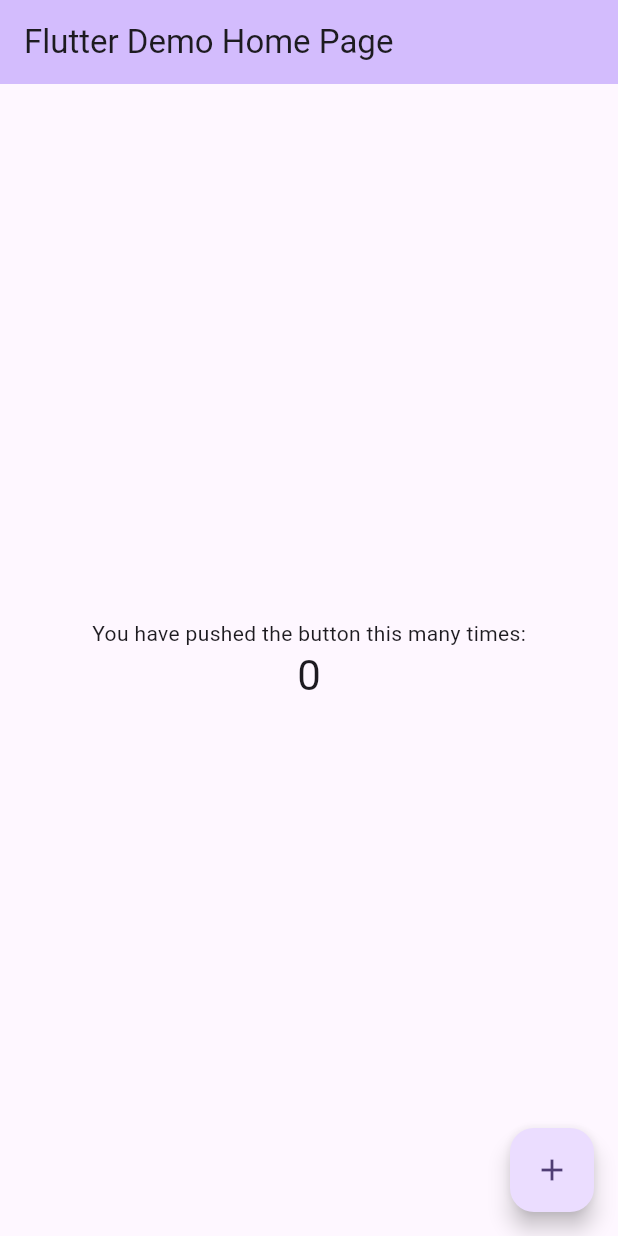
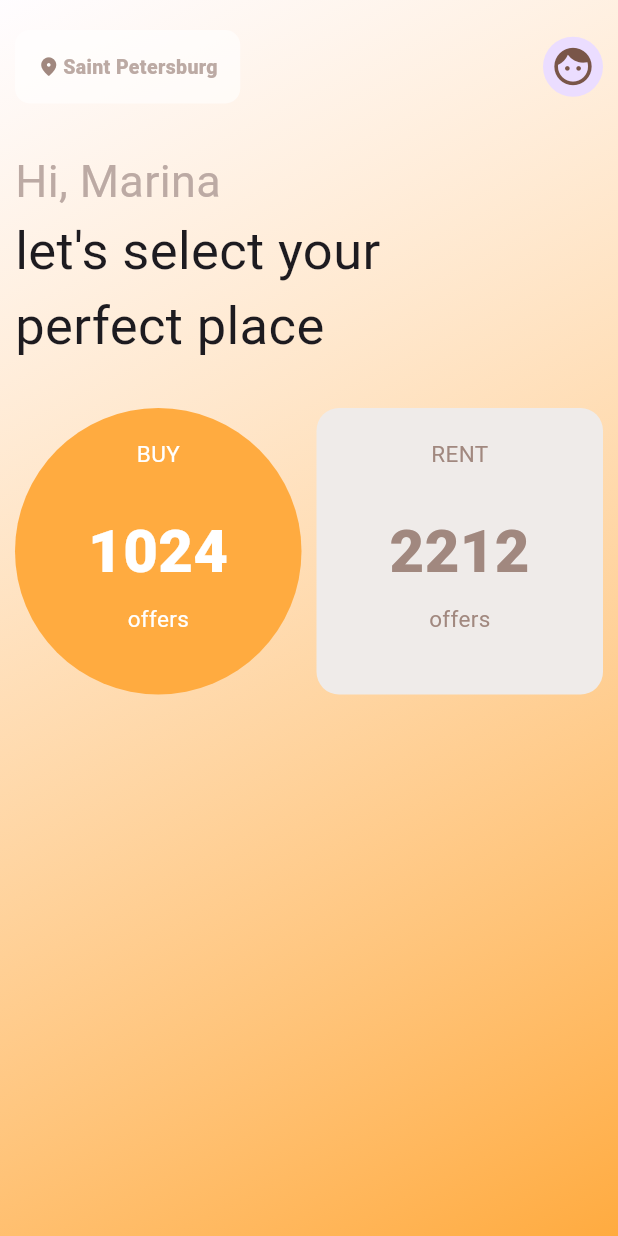
Before and after one commit to isaanyoha/real_estate_app_1, a Flutter app: the screen it shows after launch, on a phone screen of 412 x 824 dp. Run offline on Flutter 3.47's test engine with Material 3 defaults, Android fonts, the phone set to English and light mode, and no system bars.

Commit message:
Commit 2

```diff
--- /dev/null
+++ b/lib/HomePage.dart
@@ -0,0 +1,330 @@
+import 'package:flutter/material.dart';
+
+class HomePage extends StatefulWidget {
+  @override
+  _HomePageState createState() => _HomePageState();
+}
+
+class _HomePageState extends State<HomePage>
+    with TickerProviderStateMixin {
+  late AnimationController _controller1;
+  late AnimationController _controller2;
+  late AnimationController _controller3;
+  late AnimationController _controller4;
+  late Animation<double> _rectangleAnimation;
+  late Animation<double> _roundedScaleAnimation1;
+  late Animation<double> _roundedScaleAnimation2;
+
+  double _opacity = 0.0;
+  late Animation<Offset> _slideAnimation1;
+  late Animation<Offset> _slideAnimation2;
+
+  @override
+  void initState() {
+    super.initState();
+
+    _controller1 = AnimationController(
+      duration: Duration(milliseconds: 1000),
+      vsync: this,
+    );
+
+    _controller2 = AnimationController(
+      duration: Duration(milliseconds: 1000),
+      vsync: this,
+    );
+
+    _controller3 = AnimationController(
+      duration: Duration(milliseconds: 1000),
+      vsync: this,
+    );
+
+    _controller4 = AnimationController(
+      duration: Duration(milliseconds: 1000),
+      vsync: this,
+    );
+
+    _rectangleAnimation = Tween<double>(begin: -100, end: 0).animate(
+      CurvedAnimation(
+        parent: _controller1,
+        curve: Curves.easeIn,
+      ),
+    );
+
+    _roundedScaleAnimation1 = Tween<double>(begin: 0.0, end: 1.0).animate(
+      CurvedAnimation(
+        parent: _controller1,
+        curve: Curves.easeOut,
+      ),
+    );
+
+    _roundedScaleAnimation2 = Tween<double>(begin: 0.0, end: 1.0).animate(
+      CurvedAnimation(
+        parent: _controller4,
+        curve: Curves.easeOut,
+      ),
+    );
+
+    // Simulate a delay before starting the fade-in effect
+    Future.delayed(Duration(seconds: 2), () {
+      setState(() {
+        _opacity = 1.0;
+      });
+    });
+
+    _slideAnimation1 = Tween<Offset>(
+      begin: Offset(0.0, 1.0), // Start from below
+      end: Offset.zero, // End at its original position
+    ).animate(CurvedAnimation(
+      parent: _controller2,
+      curve: Curves.easeInOut,
+    ));
+
+    _slideAnimation2 = Tween<Offset>(
+      begin: Offset(0.0, 1.0), // Start from below
+      end: Offset.zero, // End at its original position
+    ).animate(CurvedAnimation(
+      parent: _controller3,
+      curve: Curves.easeInOut,
+    ));
+
+    // Start the animation after the widget is built
+    WidgetsBinding.instance.addPostFrameCallback((_) {
+      _controller1.forward();
+      _controller2.forward();
+
+      Future.delayed(Duration(milliseconds: 500), () {
+        _controller3.forward();
+      });
+
+      Future.delayed(Duration(milliseconds: 1000), () {
+        _controller4.forward();
+      });
+    });
+  }
+
+  @override
+  void dispose() {
+    _controller1.dispose();
+    _controller2.dispose();
+    _controller3.dispose();
+    _controller4.dispose();
+    super.dispose();
+  }
+
+  @override
+  Widget build(BuildContext context) {
+    return Scaffold(
+      body: Container(
+          padding: EdgeInsets.only(left: 10, right: 10, top: 20, bottom: 10),
+          decoration: BoxDecoration(
+            gradient: LinearGradient(
+              colors: [Colors.white70, Colors.orangeAccent], // Add your two colors here
+              begin: Alignment.topLeft,
+              end: Alignment.bottomRight,
+            ),
+          ),
+          child: Center(
+        child: Stack(
+            children: [
+              Column(
+            children: [
+              Row(
+                mainAxisAlignment: MainAxisAlignment.spaceBetween,
+          children: [
+            AnimatedBuilder(
+              animation: _rectangleAnimation,
+              builder: (context, child) {
+                return Transform.translate(
+                  offset: Offset(_rectangleAnimation.value, 0),
+                  child: Container(
+                    padding: const EdgeInsets.all(15),
+                    decoration: BoxDecoration(
+                      color: Colors.white60,
+                      borderRadius: BorderRadius.circular(10), // Adjust the value for more or less roundness
+                    ),
+                    child:
+                    TweenAnimationBuilder(
+                      tween: Tween<double>(begin: 0.0, end: _opacity),
+                      duration: const Duration(milliseconds: 500),
+                      builder: (context, opacity, child) {
+                        return Opacity(
+                          opacity: opacity,
+                          child: Row(children: [
+                            Icon(Icons.location_on_rounded, color: Colors.brown[300], size: 15), const SizedBox(width: 2), Text("Saint Petersburg", style: TextStyle(fontSize: 13, color: Colors.brown[200], fontWeight: FontWeight.w900), textAlign: TextAlign.left)
+                          ]),
+                        );
+                      },
+                    )
+                  ),
+                );
+              },
+            ), // Space between the widgets
+            AnimatedBuilder(
+              animation: _roundedScaleAnimation1,
+              builder: (context, child) {
+                return Transform.scale(
+                  scale: _roundedScaleAnimation1.value,
+                  child: CircleAvatar(
+                  child: ClipOval(
+                  child: Icon(Icons.face, size: 30, color: Colors.brown,),
+                )));
+              },
+            )
+          ],
+        ),
+        Padding(padding: EdgeInsets.only(top: 30, bottom: 30),
+        child: Column(
+            children:[
+              Row(children:[
+          TweenAnimationBuilder(
+            tween: Tween<double>(begin: 0.0, end: _opacity),
+            duration: Duration(milliseconds: 500),
+            builder: (context, opacity, child) {
+              return Opacity(
+                opacity: opacity,
+                child: Text("Hi, Marina", style: TextStyle(fontSize: 30, color: Colors.brown[200])),
+              );
+            },
+          ),
+        ]),
+              Row(children:[
+                Column(
+                    mainAxisAlignment: MainAxisAlignment
+                        .start,
+                    crossAxisAlignment: CrossAxisAlignment
+                        .start,
+                    children:[
+                SlideTransition(
+                    position: _slideAnimation1,
+                    child: Text("let's select your",
+                      style: TextStyle(fontSize: 35),
+                    ),
+                ),
+                  SlideTransition(
+                    position: _slideAnimation2,
+                    child: Text("perfect place",
+                      style: TextStyle(fontSize: 35),
+                    ),
+                  )
+              ])
+            ])])),
+              Row(
+                children: [
+                  // Left: Circle
+                  Expanded(
+                    child: Row(
+                      children: [
+                        // Left: Circle
+                        Expanded(
+                          child: AnimatedBuilder(
+                            animation: _roundedScaleAnimation2,
+                            builder: (context, child) {
+                              return Transform.scale(
+                                scale: _roundedScaleAnimation2.value,
+                                child: AspectRatio(
+                                  aspectRatio: 1, // Aspect ratio of 1:1 to ensure a square or circle
+                                  child: Container(
+                                    decoration: BoxDecoration(
+                                      color: Colors.orangeAccent,
+                                      shape: BoxShape.circle, // Makes the container a circle
+                                    ),
+                                    child: const Stack(
+                                      alignment: Alignment.center, // Center aligns all children
+                                      children: [
+                                        // Positioned for "BUY" at the top center
+                                        Positioned(
+                                          top: 20, // Position at the top
+                                          child: Text(
+                                            "BUY",
+                                            style: TextStyle(fontSize: 15, color: Colors.white),
+                                            textAlign: TextAlign.center,
+                                          ),
+                                        ),
+                                        // Center the "1024" text
+                                        Text(
+                                          "1024",
+                                          style: TextStyle(fontSize: 40, fontWeight: FontWeight.w900, color: Colors.white),
+                                          textAlign: TextAlign.center,
+                                        ),
+                                        // Positioned for "offers" below "1024"
+                                        Positioned(
+                                          bottom: 40, // Position at the bottom
+                                          child: Text(
+                                            "offers",
+                                            style: TextStyle(fontSize: 15, color: Colors.white),
+                                            textAlign: TextAlign.center,
+                                          ),
+                                        ),
+                                      ]
+                                    ),
+                                  ),
+                                ),
+                              );
+                            },
+                          ),
+                        ),
+                        SizedBox(width: 10),
+                        // Right: Rounded-corner square
+                        Expanded(
+                          child: AnimatedBuilder(
+                            animation: _roundedScaleAnimation2,
+                            builder: (context, child) {
+                              return Transform.scale(
+                                scale: _roundedScaleAnimation2.value,
+                                child: AspectRatio(
+                                  aspectRatio: 1, // Aspect ratio of 1:1 to ensure a square
+                                  child: Container(
+                                    decoration: BoxDecoration(
+                                      color: Colors.brown[50],
+                                      borderRadius: BorderRadius.circular(15), // Rounded corners for square
+                                    ),
+                                      child:
+                                        Stack(
+                                        alignment: Alignment.center, // Center aligns all children
+                                        children: [
+                                          // Positioned for "BUY" at the top center
+                                          Positioned(
+                                            top: 20, // Position at the top
+                                            child: Text(
+                                              "RENT",
+                                              style: TextStyle(fontSize: 15, color: Colors.brown[300]),
+                                              textAlign: TextAlign.center,
+                                            ),
+                                          ),
+                                          // Center the "1024" text
+                                          Text(
+                                            "2212",
+                                            style: TextStyle(fontSize: 40, fontWeight: FontWeight.w900, color: Colors.brown[300]),
+                                            textAlign: TextAlign.center,
+                                          ),
+                                          // Positioned for "offers" below "1024"
+                                          Positioned(
+                                            bottom: 40, // Position at the bottom
+                                            child: Text(
+                                              "offers",
+                                              style: TextStyle(fontSize: 15, color: Colors.brown[300]),
+                                              textAlign: TextAlign.center,
+                                            ),
+                                          ),
+                                        ],
+                                        //)
+                                      )
+                                  ),
+                                ),
+                              );
+                            },
+                          ),
+                        ),
+                      ],
+                    ),
+                  ),
+                ])
+            ]),
+              Column(
+                  children: [
+            ])
+            ])
+      )),
+    );
+  }
+}
--- a/lib/main.dart
+++ b/lib/main.dart
@@ -1,4 +1,6 @@
 import 'package:flutter/material.dart';
+
+import 'HomePage.dart';
 
 void main() {
   runApp(const MyApp());
@@ -11,6 +13,7 @@
   @override
   Widget build(BuildContext context) {
     return MaterialApp(
+      debugShowCheckedModeBanner: false,
       title: 'Flutter Demo',
       theme: ThemeData(
         // This is the theme of your application.
@@ -31,95 +34,7 @@
         colorScheme: ColorScheme.fromSeed(seedColor: Colors.deepPurple),
         useMaterial3: true,
       ),
-      home: const MyHomePage(title: 'Flutter Demo Home Page'),
+      home: HomePage(),
     );
   }
 }
-
-class MyHomePage extends StatefulWidget {
-  const MyHomePage({super.key, required this.title});
-
-  // This widget is the home page of your application. It is stateful, meaning
-  // that it has a State object (defined below) that contains fields that affect
-  // how it looks.
-
-  // This class is the configuration for the state. It holds the values (in this
-  // case the title) provided by the parent (in this case the App widget) and
-  // used by the build method of the State. Fields in a Widget subclass are
-  // always marked "final".
-
-  final String title;
-
-  @override
-  State<MyHomePage> createState() => _MyHomePageState();
-}
-
-class _MyHomePageState extends State<MyHomePage> {
-  int _counter = 0;
-
-  void _incrementCounter() {
-    setState(() {
-      // This call to setState tells the Flutter framework that something has
-      // changed in this State, which causes it to rerun the build method below
-      // so that the display can reflect the updated values. If we changed
-      // _counter without calling setState(), then the build method would not be
-      // called again, and so nothing would appear to happen.
-      _counter++;
-    });
-  }
-
-  @override
-  Widget build(BuildContext context) {
-    // This method is rerun every time setState is called, for instance as done
-    // by the _incrementCounter method above.
-    //
-    // The Flutter framework has been optimized to make rerunning build methods
-    // fast, so that you can just rebuild anything that needs updating rather
-    // than having to individually change instances of widgets.
-    return Scaffold(
-      appBar: AppBar(
-        // TRY THIS: Try changing the color here to a specific color (to
-        // Colors.amber, perhaps?) and trigger a hot reload to see the AppBar
-        // change color while the other colors stay the same.
-        backgroundColor: Theme.of(context).colorScheme.inversePrimary,
-        // Here we take the value from the MyHomePage object that was created by
-        // the App.build method, and use it to set our appbar title.
-        title: Text(widget.title),
-      ),
-      body: Center(
-        // Center is a layout widget. It takes a single child and positions it
-        // in the middle of the parent.
-        child: Column(
-          // Column is also a layout widget. It takes a list of children and
-          // arranges them vertically. By default, it sizes itself to fit its
-          // children horizontally, and tries to be as tall as its parent.
-          //
-          // Column has various properties to control how it sizes itself and
-          // how it positions its children. Here we use mainAxisAlignment to
-          // center the children vertically; the main axis here is the vertical
-          // axis because Columns are vertical (the cross axis would be
-          // horizontal).
-          //
-          // TRY THIS: Invoke "debug painting" (choose the "Toggle Debug Paint"
-          // action in the IDE, or press "p" in the console), to see the
-          // wireframe for each widget.
-          mainAxisAlignment: MainAxisAlignment.center,
-          children: <Widget>[
-            const Text(
-              'You have pushed the button this many times:',
-            ),
-            Text(
-              '$_counter',
-              style: Theme.of(context).textTheme.headlineMedium,
-            ),
-          ],
-        ),
-      ),
-      floatingActionButton: FloatingActionButton(
-        onPressed: _incrementCounter,
-        tooltip: 'Increment',
-        child: const Icon(Icons.add),
-      ), // This trailing comma makes auto-formatting nicer for build methods.
-    );
-  }
-}
```
Also changed, not shown: lib/SearchPage.dart (added).
